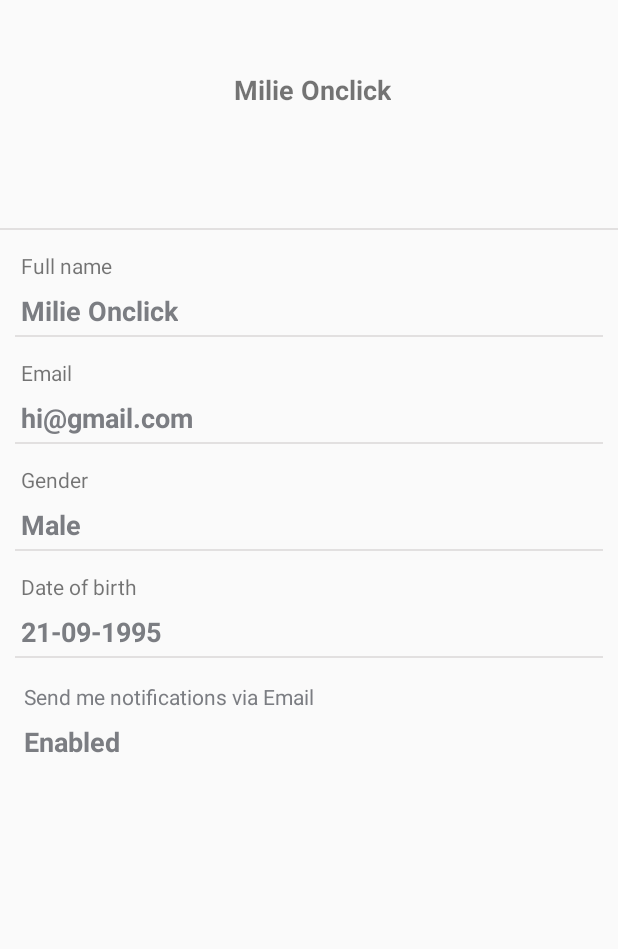
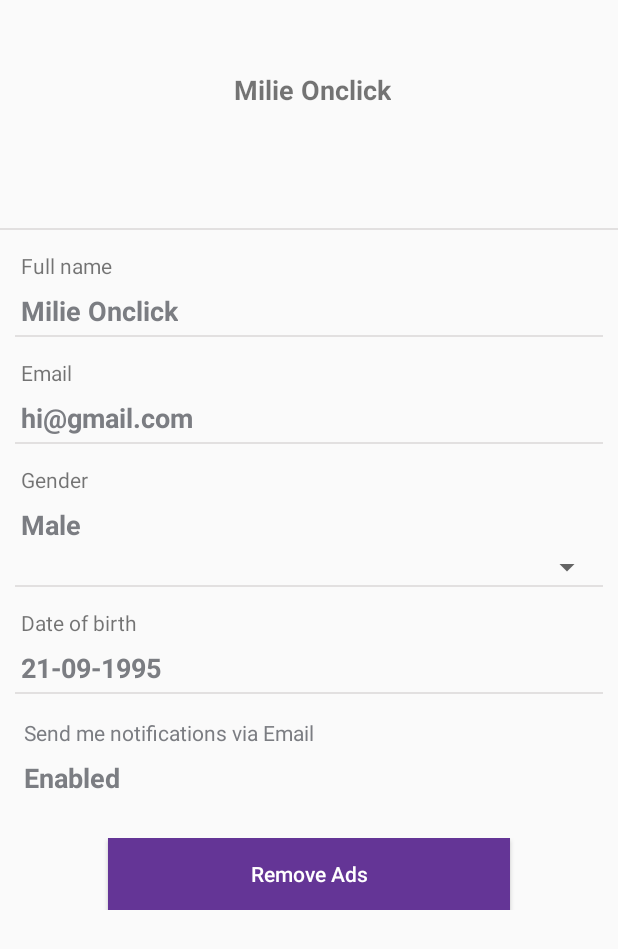
Before and after one commit to Vibeosys/AftersAppAndroid, an Android app: the layout fragment_view_profile.xml on its own in the app's theme, with its tools: preview values and no code run, on a phone screen of 412 x 824 dp. Shown: the top 949 px of the screen. Run offline under Robolectric (Android 15) with nearby library versions, the phone set to English and light mode, and no system bars.

Commit message:
AdMob integration and remove ad screen
AdMob integration and remove ad screen

```diff
--- a/AftersApp/app/build.gradle
+++ b/AftersApp/app/build.gradle
@@ -30,6 +30,7 @@ dependencies {
     compile 'com.android.support:appcompat-v7:23.4.0'
     compile 'com.android.support:design:23.4.0'
     compile 'com.android.support:support-v4:23.4.0'
+    compile 'com.google.android.gms:play-services-ads:8.1.0'
     compile 'com.google.android.gms:play-services:8.1.0'
     compile 'com.android.support:cardview-v7:23.0.0'
     compile 'com.google.maps.android:android-maps-utils:0.4+'
@@ -49,5 +50,6 @@ dependencies {
     compile("com.quickblox:quickblox-android-sdk-messages:2.5.1@aar")
     compile "se.emilsjolander:stickylistheaders:2.7.0"
     compile "com.github.bumptech.glide:glide:3.6.1"
+
 }
 apply plugin: 'com.google.gms.google-services'
--- a/AftersApp/app/src/main/res/layout/fragment_view_profile.xml
+++ b/AftersApp/app/src/main/res/layout/fragment_view_profile.xml
@@ -1,5 +1,6 @@
 <FrameLayout xmlns:android="http://schemas.android.com/apk/res/android"
     xmlns:tools="http://schemas.android.com/tools"
+    xmlns:ads="http://schemas.android.com/apk/res-auto"
     android:layout_width="match_parent"
     android:layout_height="match_parent"
     tools:context=".fragments.EditMyProfileFragment">
@@ -154,10 +155,10 @@
                     android:textColor="@color/secondaryText"
                     android:textSize="18sp" />
 
-                <!--<Spinner
+                <Spinner
                     android:id="@+id/spinner"
                     android:layout_width="fill_parent"
-                    android:layout_height="wrap_content" />-->
+                    android:layout_height="wrap_content" />
 
                 <View
                     android:layout_width="fill_parent"
@@ -226,6 +227,43 @@
                     android:textSize="18sp" />
 
             </LinearLayout>
+            <LinearLayout
+                android:layout_width="match_parent"
+                android:layout_height="wrap_content"
+                android:layout_gravity="start"
+                android:orientation="vertical">
+
+
+                <com.google.android.gms.ads.AdView
+                    android:id="@+id/adView"
+                    android:layout_width="match_parent"
+                    android:layout_height="wrap_content"
+                    ads:adSize="BANNER"
+                    ads:adUnitId="@string/banner_home_footer">
+                </com.google.android.gms.ads.AdView>
+
+
+            </LinearLayout>
+            <LinearLayout
+                android:layout_width="match_parent"
+                android:layout_height="match_parent"
+                android:layout_gravity="center"
+                android:layout_margin="12dp"
+                android:orientation="horizontal">
+                <Button
+                    android:id="@+id/removeAD"
+                    android:layout_gravity="center"
+                    android:text="Remove Ads"
+                    android:textColor="@android:color/white"
+                    android:textAllCaps="false"
+                    android:layout_marginEnd="60dp"
+                    android:layout_marginStart="60dp"
+                    android:layout_weight="1"
+                    android:layout_width="wrap_content"
+                    android:layout_height="wrap_content"
+                    android:background="@color/colorPrimary"/>
+
+            </LinearLayout>
         </LinearLayout>
     </ScrollView>
 
--- a/AftersApp/app/src/main/res/values/strings.xml
+++ b/AftersApp/app/src/main/res/values/strings.xml
@@ -52,8 +52,12 @@
     <string name="menu_dialogs_delete">Delete</string>
     <string name="chat_edit_text_hint">Message</string>
     <string name="chat_send">Send</string>
-    <string name="removeAds">remove ads</string>
+    <string name="removeAds">Remove Ads</string>
     <string name="str_purchase_msg">IF YOU ARE TIRED OF SEEING ADS YOU CAN UPGRADE
         WITH JUST \u20AC0.99 AND YOU WILL NEVER HAVE TO SEE ANOTHER AD AGAIN</string>
     <string name="str_remove_ads">REMOVE ADS</string>
+
+    <string name="banner_home_footer">ca-app-pub-1303442515313304/7146112072</string>
+
+
 </resources>
```
Also changed, not shown: AftersApp/app/src/main/java/com/aftersapp/fragments/ViewProfileFragment.java (+26 -0 lines).
